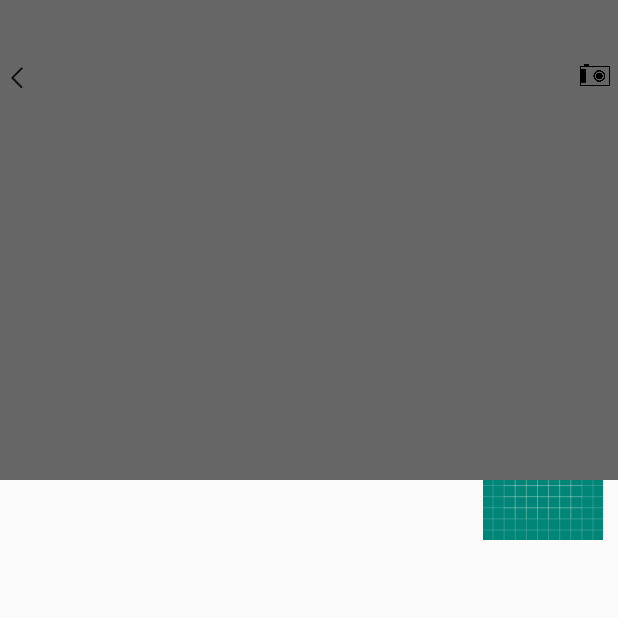
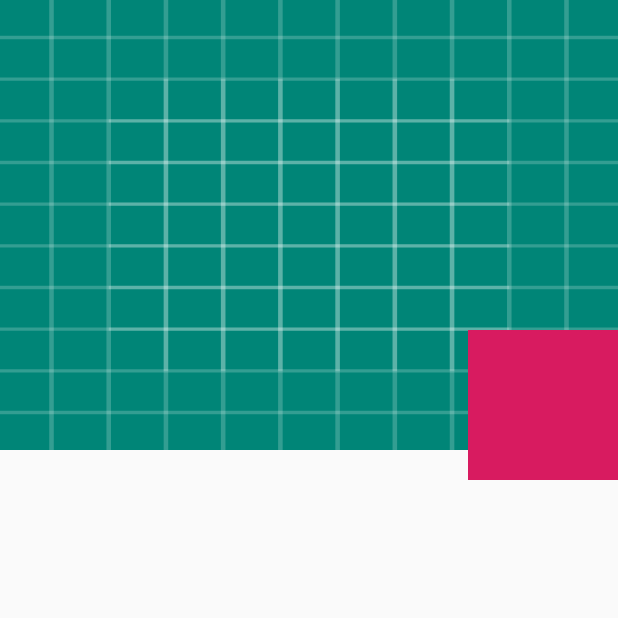
Before and after one commit to TeekTon/homework, an Android app: the screen it shows after launch (MainActivity), on a phone screen of 412 x 824 dp, the top half of it. Run offline under Robolectric (Android 15) with nearby library versions, the phone set to English and light mode, and no system bars; our stand-ins replace RxJava; network calls fail.

Commit message:
联调用户信息接口&修改页面布局

```diff
--- a/wechat/app/src/main/java/cn/teek/wechat/base/BaseFragment.java
+++ b/wechat/app/src/main/java/cn/teek/wechat/base/BaseFragment.java
@@ -16,6 +16,12 @@ import cn.teek.wechat.base.mvp.BasePresenter;
  */
 public abstract class BaseFragment<T extends BasePresenter> extends Fragment {
     protected T mPresenter;
+
+    @Override
+    public void onCreate(@Nullable Bundle savedInstanceState) {
+        super.onCreate(savedInstanceState);
+        initPresenter();
+    }
 
     @Nullable
     @Override
--- a/wechat/app/src/main/java/cn/teek/wechat/image/ImageLoader.java
+++ b/wechat/app/src/main/java/cn/teek/wechat/image/ImageLoader.java
@@ -18,7 +18,7 @@ public class ImageLoader {
         this.type = builder.type;
         this.url = builder.url;
         this.placeHolder = builder.placeHolder;
-        this.ImageView = builder.ImageView;
+        this.ImageView = builder.imageView;
         this.wifiStrategy = builder.wifiStrategy;
     }
 
@@ -42,18 +42,18 @@ public class ImageLoader {
         return wifiStrategy;
     }
 
-    public static class Builder{
+    public static class Builder {
         private int type;  //类型 (大图，中图，小图)
         private String url; //需要解析的url
         private int placeHolder; //当没有成功加载的时候显示的图片
-        private ImageView ImageView; //ImageView
+        private ImageView imageView; //ImageView
         private int wifiStrategy;//加载策略，是否在wifi下才载
 
         public Builder() {
             this.type = ImageLoaderUtils.PIC_SMALL;
             this.url = "";
             this.placeHolder = R.mipmap.ic_launcher;
-            this.ImageView = null;
+            this.imageView = null;
             this.wifiStrategy = ImageLoaderUtils.LOAD_STRATEGY_NORMAL;
         }
 
@@ -72,8 +72,8 @@ public class ImageLoader {
             return this;
         }
 
-        public Builder ImageView(ImageView ImageView) {
-            this.ImageView = ImageView;
+        public Builder imageView(ImageView imageView) {
+            this.imageView = imageView;
             return this;
         }
 
@@ -81,7 +81,8 @@ public class ImageLoader {
             this.wifiStrategy = wifiStrategy;
             return this;
         }
-        public ImageLoader bulid(){
+
+        public ImageLoader bulid() {
             return new ImageLoader(this);
         }
     }
--- a/wechat/app/src/main/java/cn/teek/wechat/image/ImageLoaderUtils.java
+++ b/wechat/app/src/main/java/cn/teek/wechat/image/ImageLoaderUtils.java
@@ -1,6 +1,7 @@
 package cn.teek.wechat.image;
 
 import android.content.Context;
+import android.widget.ImageView;
 
 /**
  * 图片加载框架 策略模式
@@ -59,4 +60,20 @@ public class ImageLoaderUtils {
     public void loadImage(Context context, ImageLoader imageLoader) {
         imageLoaderStrategy.loadImage(context, imageLoader);
     }
+
+    /**
+     * @param context   context
+     * @param path      图片路径uri
+     * @param imageView 控件
+     */
+    public void loadImage(Context context, String path, ImageView imageView) {
+        //由于http无法使用所以转为https
+        path = path.replace("http", "https");
+        ImageLoader imageLoader =
+                new ImageLoader.Builder()
+                        .url(path)
+                        .imageView(imageView)
+                        .bulid();
+        imageLoaderStrategy.loadImage(context, imageLoader);
+    }
 }
--- a/wechat/app/src/main/java/cn/teek/wechat/model/TweetBean.java
+++ b/wechat/app/src/main/java/cn/teek/wechat/model/TweetBean.java
@@ -6,6 +6,16 @@ import java.util.List;
  * 朋友圈推文对应实体类
  */
 public class TweetBean {
+
+    @Override
+    public String toString() {
+        return "TweetBean{" +
+                "content='" + content + '\'' +
+                ", sender=" + sender +
+                ", images=" + images +
+                ", comments=" + comments +
+                '}';
+    }
 
     /**
      * content : 沙发！
--- a/wechat/app/src/main/java/cn/teek/wechat/model/UserInfoBean.java
+++ b/wechat/app/src/main/java/cn/teek/wechat/model/UserInfoBean.java
@@ -6,6 +6,16 @@ import com.google.gson.annotations.SerializedName;
  * 用户信息对应实体类
  */
 public class UserInfoBean {
+
+    @Override
+    public String toString() {
+        return "UserInfoBean{" +
+                "profileImage='" + profileImage + '\'' +
+                ", avatar='" + avatar + '\'' +
+                ", nick='" + nick + '\'' +
+                ", username='" + username + '\'' +
+                '}';
+    }
 
     /**
      * profile-image : http://img2.findthebest.com/sites/default/files/688/media/images/Mingle_159902_i0.png
--- a/wechat/app/src/main/java/cn/teek/wechat/module/moments/MomentsFragment.java
+++ b/wechat/app/src/main/java/cn/teek/wechat/module/moments/MomentsFragment.java
@@ -7,6 +7,7 @@ import android.widget.TextView;
 import cn.teek.base.utils.StringUtils;
 import cn.teek.wechat.R;
 import cn.teek.wechat.base.BaseFragment;
+import cn.teek.wechat.image.ImageLoaderUtils;
 import cn.teek.wechat.model.UserInfoBean;
 
 public class MomentsFragment extends BaseFragment<MomentsPresenter> implements MomentsContact.View {
@@ -38,7 +39,11 @@ public class MomentsFragment extends BaseFragment<MomentsPresenter> implements M
 
     @Override
     public void updateUserInfo(UserInfoBean userInfoBean) {
+        if (getActivity() == null) return;
         mTvNick.setText(StringUtils.toNotNullStr(userInfoBean.getNick()));
+
+        ImageLoaderUtils.getInstance().loadImage(getActivity(), userInfoBean.getProfileImage(), mIvHeader);
+        ImageLoaderUtils.getInstance().loadImage(getActivity(), userInfoBean.getAvatar(), mIvAvatar);
     }
 
     @Override
--- a/wechat/app/src/main/java/cn/teek/wechat/module/moments/MomentsPresenter.java
+++ b/wechat/app/src/main/java/cn/teek/wechat/module/moments/MomentsPresenter.java
@@ -36,6 +36,6 @@ public class MomentsPresenter implements MomentsContact.Presenter {
 
     @Override
     public void onStart() {
-
+        getUserInfo();
     }
 }
--- a/wechat/app/src/main/java/cn/teek/wechat/network/BaseSingleObserver.java
+++ b/wechat/app/src/main/java/cn/teek/wechat/network/BaseSingleObserver.java
@@ -2,6 +2,7 @@ package cn.teek.wechat.network;
 
 import android.widget.Toast;
 
+import cn.teek.base.utils.LogUtils;
 import cn.teek.wechat.MyApplication;
 import cn.teek.wechat.R;
 import io.reactivex.SingleObserver;
@@ -13,6 +14,8 @@ import io.reactivex.disposables.Disposable;
  * @param <T>
  */
 public abstract class BaseSingleObserver<T> implements SingleObserver<T> {
+    private static final String TAG = "BaseSingleObserver";
+
     @Override
     public void onSubscribe(Disposable d) {
 
@@ -20,6 +23,7 @@ public abstract class BaseSingleObserver<T> implements SingleObserver<T> {
 
     @Override
     public void onSuccess(T t) {
+        LogUtils.d(TAG, t.toString());
         handleSuccess(t);
     }
 
@@ -27,18 +31,21 @@ public abstract class BaseSingleObserver<T> implements SingleObserver<T> {
     public void onError(Throwable e) {
         Toast.makeText(MyApplication.sApplication, R.string.network_error, Toast.LENGTH_SHORT).show();
         handleError(-1, e.getMessage());
+        LogUtils.d(TAG, "network error#" + e);
     }
 
     /**
      * 实现此方法处理响应成功
+     *
      * @param t
      */
     public abstract void handleSuccess(T t);
 
     /**
      * 覆盖此方法处理错误
-     * @param code 错误码
-     * @param message  错误信息
+     *
+     * @param code    错误码
+     * @param message 错误信息
      */
     public void handleError(int code, String message) {
     }
--- a/wechat/app/src/main/java/cn/teek/wechat/network/api/CommonApi.java
+++ b/wechat/app/src/main/java/cn/teek/wechat/network/api/CommonApi.java
@@ -13,7 +13,7 @@ import retrofit2.http.Path;
  */
 public interface CommonApi {
     //对应服务端的url
-    String BASE_URL = "http://thoughtworks-ios.herokuapp.com";
+    String BASE_URL = "https://thoughtworks-ios.herokuapp.com";
 
     //获取指定用户信息
     @GET("/user/{name}")
--- a/wechat/app/src/main/res/layout/fragment_moments_home.xml
+++ b/wechat/app/src/main/res/layout/fragment_moments_home.xml
@@ -1,89 +1,140 @@
-<?xml version="1.0" encoding="utf-8"?>
-<androidx.coordinatorlayout.widget.CoordinatorLayout xmlns:android="http://schemas.android.com/apk/res/android"
+<?xml version="1.0" encoding="utf-8"?><!--<androidx.coordinatorlayout.widget.CoordinatorLayout xmlns:android="http://schemas.android.com/apk/res/android"-->
+<!--    xmlns:app="http://schemas.android.com/apk/res-auto"-->
+<!--    xmlns:tools="http://schemas.android.com/tools"-->
+<!--    android:layout_width="match_parent"-->
+<!--    android:layout_height="match_parent"-->
+<!--    android:fitsSystemWindows="true">-->
+
+
+<!--    <ImageView-->
+<!--        android:id="@+id/iv_avatar"-->
+<!--        android:layout_width="80dp"-->
+<!--        android:layout_height="80dp"-->
+<!--        android:layout_margin="10dp"-->
+<!--        android:background="@drawable/ic_launcher_background"-->
+<!--        app:layout_anchor="@id/appBar"-->
+<!--        app:layout_anchorGravity="bottom|end" />-->
+
+<!--    <androidx.recyclerview.widget.RecyclerView-->
+<!--        android:id="@+id/rv_tweets"-->
+<!--        android:layout_width="match_parent"-->
+<!--        android:layout_height="match_parent"-->
+<!--        android:layout_marginTop="30dp"-->
+<!--        app:layout_behavior="@string/appbar_scrolling_view_behavior" />-->
+
+<!--    <com.google.android.material.appbar.AppBarLayout-->
+<!--        android:id="@+id/appBar"-->
+<!--        android:layout_width="match_parent"-->
+<!--        android:layout_height="320dp"-->
+<!--        android:fitsSystemWindows="true">-->
+
+<!--        <com.google.android.material.appbar.CollapsingToolbarLayout-->
+<!--            android:id="@+id/collapsing_toolbar"-->
+<!--            android:layout_width="match_parent"-->
+<!--            android:layout_height="match_parent"-->
+<!--            android:fitsSystemWindows="true"-->
+<!--            android:theme="@style/ThemeOverlay.AppCompat.Dark.ActionBar"-->
+<!--            app:contentScrim="?attr/colorPrimary"-->
+<!--            app:layout_scrollFlags="scroll|exitUntilCollapsed">-->
+
+<!--            <Button-->
+<!--                android:id="@+id/btn_back"-->
+<!--                android:layout_width="20dp"-->
+<!--                android:layout_height="20dp"-->
+<!--                android:layout_marginLeft="2dp"-->
+<!--                android:layout_marginTop="42dp"-->
+<!--                android:background="@drawable/ic_back"-->
+<!--                android:fitsSystemWindows="true"-->
+<!--                app:layout_collapseMode="pin" />-->
+
+<!--            <Button-->
+<!--                android:id="@+id/btn_take_photo"-->
+<!--                android:layout_width="20dp"-->
+<!--                android:layout_height="20dp"-->
+<!--                android:layout_gravity="right"-->
+<!--                android:layout_marginTop="40dp"-->
+<!--                android:layout_marginRight="5dp"-->
+<!--                android:background="@drawable/ic_camera"-->
+<!--                android:fitsSystemWindows="true"-->
+<!--                app:layout_collapseMode="pin" />-->
+
+<!--            <ImageView-->
+<!--                android:id="@+id/iv_header"-->
+<!--                android:layout_width="match_parent"-->
+<!--                android:layout_height="match_parent"-->
+<!--                android:fitsSystemWindows="true"-->
+<!--                android:scaleType="centerCrop"-->
+<!--                android:src="#666666"-->
+<!--                app:layout_collapseMode="parallax" />-->
+
+<!--            <TextView-->
+<!--                android:id="@+id/tv_nick"-->
+<!--                android:layout_width="wrap_content"-->
+<!--                android:layout_height="wrap_content"-->
+<!--                android:layout_gravity="bottom|right"-->
+<!--                android:layout_marginRight="100dp"-->
+<!--                android:layout_marginBottom="5dp"-->
+<!--                tools:text="昵称" />-->
+
+<!--            <androidx.appcompat.widget.Toolbar-->
+<!--                android:id="@+id/toolbar_view"-->
+<!--                android:layout_width="match_parent"-->
+<!--                android:layout_height="?attr/actionBarSize"-->
+<!--                android:fitsSystemWindows="true"-->
+<!--                app:layout_collapseMode="pin" />-->
+<!--        </com.google.android.material.appbar.CollapsingToolbarLayout>-->
+
+<!--    </com.google.android.material.appbar.AppBarLayout>-->
+<!--</androidx.coordinatorlayout.widget.CoordinatorLayout>-->
+<ScrollView xmlns:android="http://schemas.android.com/apk/res/android"
     xmlns:app="http://schemas.android.com/apk/res-auto"
+    xmlns:tools="http://schemas.android.com/tools"
     android:layout_width="match_parent"
-    android:layout_height="match_parent"
-    xmlns:tools="http://schemas.android.com/tools"
-    android:fitsSystemWindows="true">
+    android:layout_height="match_parent">
 
-    <ImageView
-        android:id="@+id/iv_avatar"
-        android:layout_width="80dp"
-        android:layout_height="80dp"
-        android:layout_margin="10dp"
-        android:background="@drawable/ic_launcher_background"
-        app:layout_anchor="@id/appBar"
-        app:layout_anchorGravity="bottom|end" />
-
-    <androidx.recyclerview.widget.RecyclerView
-        android:id="@+id/rv_tweets"
+    <LinearLayout
         android:layout_width="match_parent"
         android:layout_height="match_parent"
-        android:layout_marginTop="30dp"
-        app:layout_behavior="@string/appbar_scrolling_view_behavior" />
+        android:orientation="vertical">
 
-    <com.google.android.material.appbar.AppBarLayout
-        android:id="@+id/appBar"
-        android:layout_width="match_parent"
-        android:layout_height="320dp"
-        android:fitsSystemWindows="true">
-
-        <com.google.android.material.appbar.CollapsingToolbarLayout
-            android:id="@+id/collapsing_toolbar"
+        <androidx.constraintlayout.widget.ConstraintLayout
             android:layout_width="match_parent"
-            android:layout_height="match_parent"
-            android:fitsSystemWindows="true"
-            android:theme="@style/ThemeOverlay.AppCompat.Dark.ActionBar"
-            app:contentScrim="?attr/colorPrimary"
-            app:layout_scrollFlags="scroll|exitUntilCollapsed">
-
-            <Button
-                android:id="@+id/btn_back"
-                android:layout_width="20dp"
-                android:layout_height="20dp"
-                android:layout_marginLeft="2dp"
-                android:layout_marginTop="42dp"
-                android:background="@drawable/ic_back"
-                android:fitsSystemWindows="true"
-                app:layout_collapseMode="pin" />
-
-            <Button
-                android:id="@+id/btn_take_photo"
-                android:layout_width="20dp"
-                android:layout_height="20dp"
-                android:layout_gravity="right"
-                android:layout_marginTop="40dp"
-                android:layout_marginRight="5dp"
-                android:background="@drawable/ic_camera"
-                android:fitsSystemWindows="true"
-                app:layout_collapseMode="pin" />
+            android:layout_height="@dimen/d320">
 
             <ImageView
                 android:id="@+id/iv_header"
                 android:layout_width="match_parent"
                 android:layout_height="match_parent"
-                android:fitsSystemWindows="true"
-                android:scaleType="centerCrop"
-                android:src="#666666"
-                app:layout_collapseMode="parallax" />
+                android:layout_marginBottom="@dimen/d20"
+                android:background="@drawable/ic_launcher_background" />
+
+            <ImageView
+                android:id="@+id/iv_avatar"
+                android:layout_width="@dimen/d100"
+                android:layout_height="@dimen/d100"
+                android:src="@color/colorAccent"
+                app:layout_constraintBottom_toBottomOf="parent"
+                app:layout_constraintRight_toRightOf="parent" />
+
 
             <TextView
                 android:id="@+id/tv_nick"
                 android:layout_width="wrap_content"
                 android:layout_height="wrap_content"
                 android:layout_gravity="bottom|right"
-                android:layout_marginRight="100dp"
-                android:layout_marginBottom="5dp"
+                android:layout_marginRight="@dimen/d20"
+                android:textColor="@color/c_ffffff"
+                android:textSize="@dimen/s16"
+                app:layout_constraintBottom_toBottomOf="@id/iv_avatar"
+                app:layout_constraintRight_toLeftOf="@id/iv_avatar"
+                app:layout_constraintTop_toTopOf="@id/iv_avatar"
                 tools:text="昵称" />
+        </androidx.constraintlayout.widget.ConstraintLayout>
 
-            <androidx.appcompat.widget.Toolbar
-                android:id="@+id/toolbar_view"
-                android:layout_width="match_parent"
-                android:layout_height="?attr/actionBarSize"
-                android:fitsSystemWindows="true"
-                app:layout_collapseMode="pin" />
-        </com.google.android.material.appbar.CollapsingToolbarLayout>
+        <androidx.recyclerview.widget.RecyclerView
+            android:id="@+id/rv_tweets"
+            android:layout_width="match_parent"
+            android:layout_height="match_parent" />
 
-    </com.google.android.material.appbar.AppBarLayout>
-
-</androidx.coordinatorlayout.widget.CoordinatorLayout>
+    </LinearLayout>
+</ScrollView>
--- a/wechat/app/src/main/res/values/colors.xml
+++ b/wechat/app/src/main/res/values/colors.xml
@@ -3,4 +3,5 @@
     <color name="colorPrimary">#008577</color>
     <color name="colorPrimaryDark">#00574B</color>
     <color name="colorAccent">#D81B60</color>
+    <color name="c_ffffff">#ffffff</color>
 </resources>
--- /dev/null
+++ b/wechat/app/src/main/res/values/dimens.xml
@@ -0,0 +1,7 @@
+<?xml version="1.0" encoding="utf-8"?>
+<resources>
+    <dimen name="d320">320dp</dimen>
+    <dimen name="d20">20dp</dimen>
+    <dimen name="d100">100dp</dimen>
+    <dimen name="s16">16sp</dimen>
+</resources>
--- a/wechat/base/src/main/AndroidManifest.xml
+++ b/wechat/base/src/main/AndroidManifest.xml
@@ -1,5 +1,5 @@
 <manifest xmlns:android="http://schemas.android.com/apk/res/android"
     package="cn.teek.base">
 
-    <permission android:name="android.permission.INTERNET" />
+    <uses-permission android:name="android.permission.INTERNET" />
 </manifest>
```
